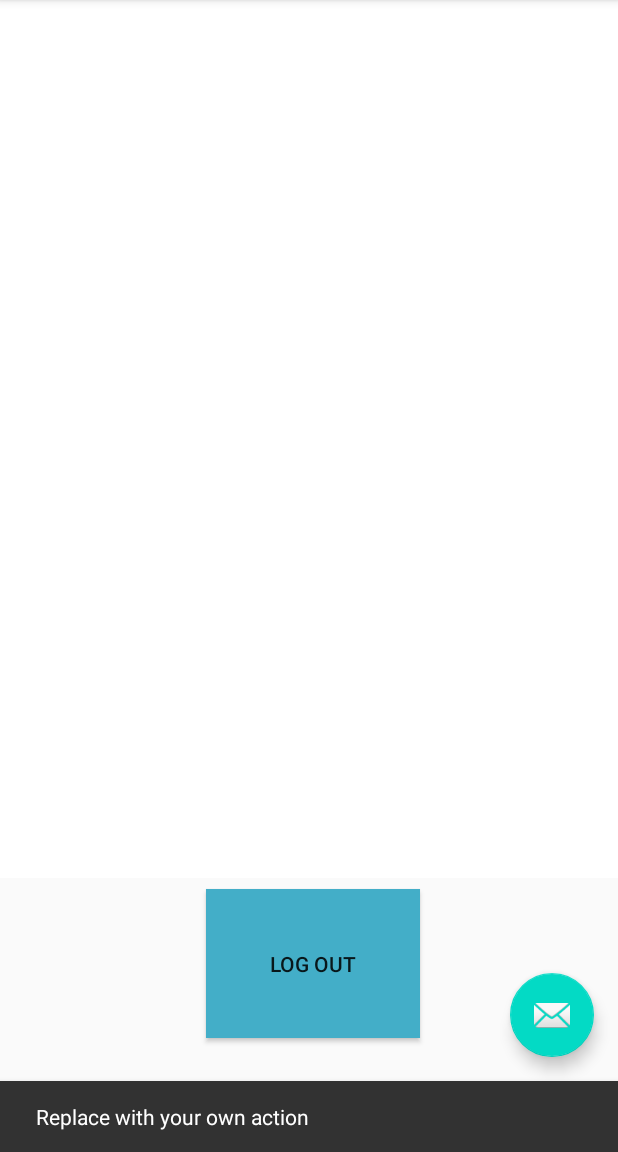
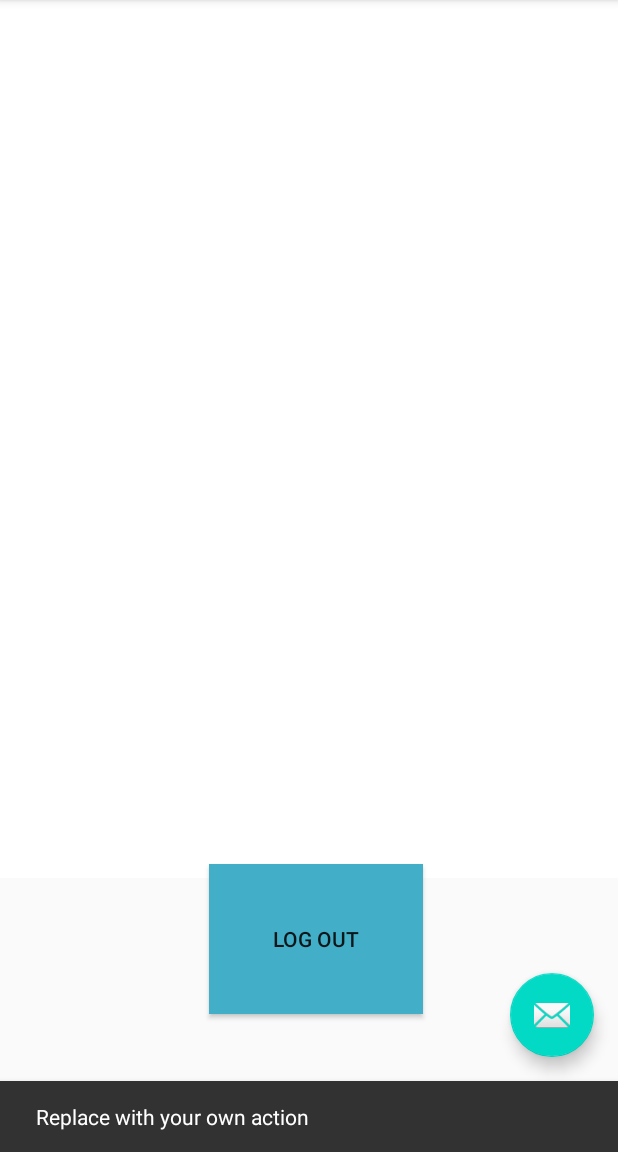
Before and after one commit to homesome-se2/android, an Android app: the SecondFragment screen opened through its navigation route, after a tap on an icon or button, on a phone screen of 412 x 824 dp, the part 84-1236 px from its top. Run offline under Robolectric (Android 15) with nearby library versions, the phone set to English and light mode, and no system bars; 2 statements that could not run were skipped.

Commit message:
Button fix

```diff
--- a/android_team/app/src/main/res/layout/fragment_second.xml
+++ b/android_team/app/src/main/res/layout/fragment_second.xml
@@ -24,12 +24,12 @@
        android:layout_alignParentEnd="true"
        android:layout_alignParentRight="true"
        android:layout_alignParentBottom="true"
-       android:layout_marginStart="137dp"
-       android:layout_marginLeft="137dp"
-       android:layout_marginTop="7dp"
-       android:layout_marginEnd="132dp"
-       android:layout_marginRight="132dp"
-       android:layout_marginBottom="76dp"
+       android:layout_marginStart="139dp"
+       android:layout_marginLeft="139dp"
+       android:layout_marginTop="-9dp"
+       android:layout_marginEnd="130dp"
+       android:layout_marginRight="130dp"
+       android:layout_marginBottom="92dp"
        android:background="#43AEC8"
        android:text="Log Out" />
 
```
